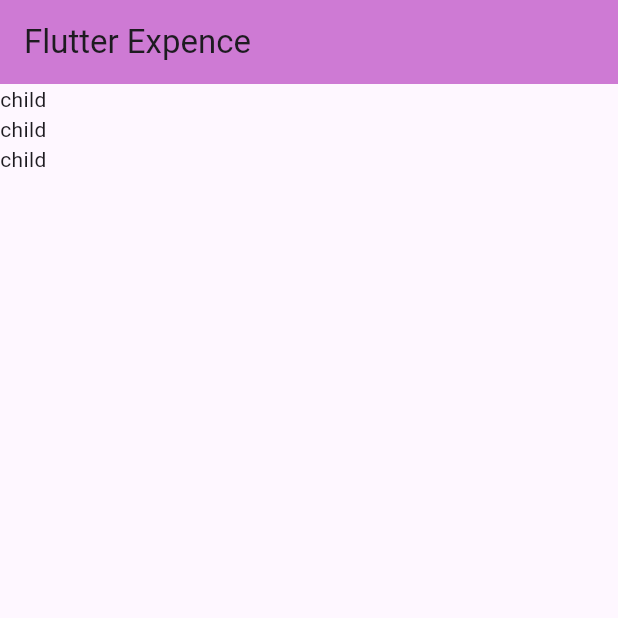
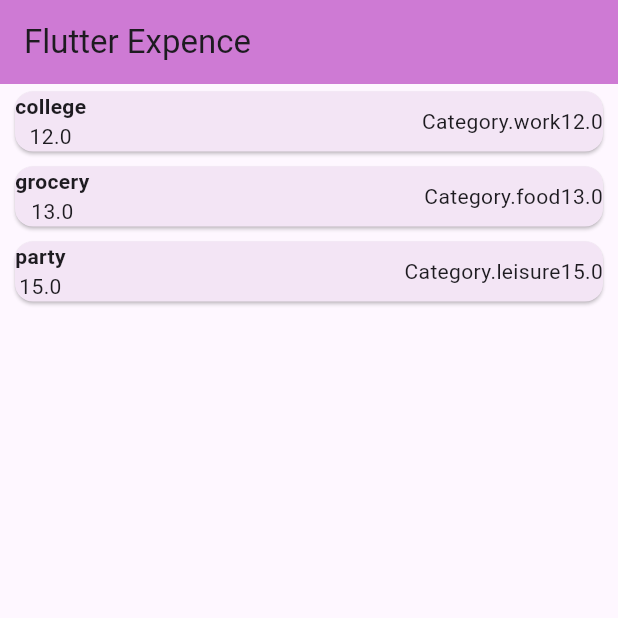
Before and after one commit to Akshatranakoti/flutter_expence, a Flutter app: the screen it shows after launch, on a phone screen of 412 x 824 dp, the top half of it. Run offline on Flutter 3.47's test engine with Material 2 defaults, Android fonts, the phone set to English and light mode, and no system bars; our stand-ins replace google_fonts.

Commit message:
dummy expence items and widget added

```diff
--- /dev/null
+++ b/lib/expences_list.dart
@@ -0,0 +1,39 @@
+import 'package:flutter/material.dart';
+import 'package:google_fonts/google_fonts.dart';
+import 'models/expence_model.dart';
+
+class ExpenceList extends StatelessWidget {
+  const ExpenceList({super.key, required this.expences});
+  final List<Expence> expences;
+
+  @override
+  Widget build(BuildContext context) {
+    return ListView.builder(
+        itemCount: expences.length,
+        itemBuilder: (context, index) => Card(
+              margin: EdgeInsets.symmetric(vertical: 5, horizontal: 10),
+              child: Row(
+                mainAxisAlignment: MainAxisAlignment.spaceBetween,
+                children: [
+                  Column(
+
+                    children: [
+                      Text(
+                        expences[index].title,
+                        style: TextStyle(fontWeight: FontWeight.bold),
+                      ),
+                      Text(expences[index].amount.toString()),
+                    ],
+                  ),
+                  Row(
+                    children: [
+                      Text(expences[index].category.toString()),
+                      Text(expences[index].amount.toString()),
+                    ],
+                  )
+                ],
+              ),
+              color: Colors.purple[50],
+            ));
+  }
+}
--- a/lib/home_screen.dart
+++ b/lib/home_screen.dart
@@ -1,4 +1,6 @@
 import 'package:flutter/material.dart';
+import 'package:flutter_expence/expences_list.dart';
+import 'package:flutter_expence/models/expence_model.dart';
 
 class HomePage extends StatefulWidget {
   const HomePage({super.key});
@@ -9,6 +11,23 @@
 
 class _HomePageState extends State<HomePage> {
   @override
+  final List<Expence> registeredexpence = [
+    Expence(
+        amount: 12,
+        date: DateTime.now(),
+        title: 'college',
+        category: Category.work),
+    Expence(
+        amount: 13,
+        date: DateTime.now(),
+        title: 'grocery',
+        category: Category.food),
+    Expence(
+        amount: 15,
+        date: DateTime.now(),
+        title: 'party',
+        category: Category.leisure)
+  ];
   Widget build(BuildContext context) {
     return Scaffold(
         appBar: AppBar(
@@ -18,13 +37,8 @@
             style: TextStyle(),
           ),
         ),
-      body: const Column(
-        children: [
-          Text("child "),
-          Text("child "),
-          Text("child "),
-        ],
-      ),
-    );
+        body: ExpenceList(
+          expences: registeredexpence,
+        ));
   }
 }
--- a/pubspec.yaml
+++ b/pubspec.yaml
@@ -36,6 +36,7 @@
   # Use with the CupertinoIcons class for iOS style icons.
   cupertino_icons: ^1.0.2
   uuid: ^4.1.0
+  google_fonts: ^6.1.0
 
 dev_dependencies:
   flutter_test:
```
Also changed, not shown: pubspec.lock, 1 other file. Lines whose indentation alone changed are shown as unchanged.
